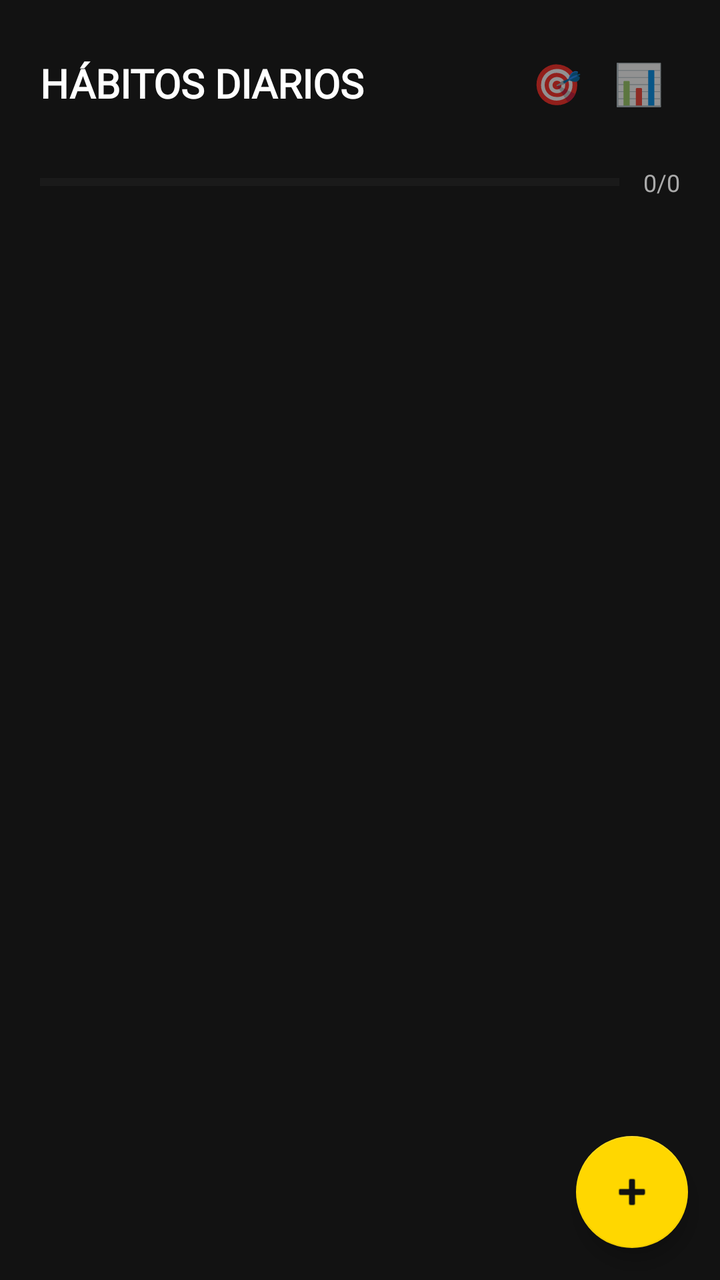
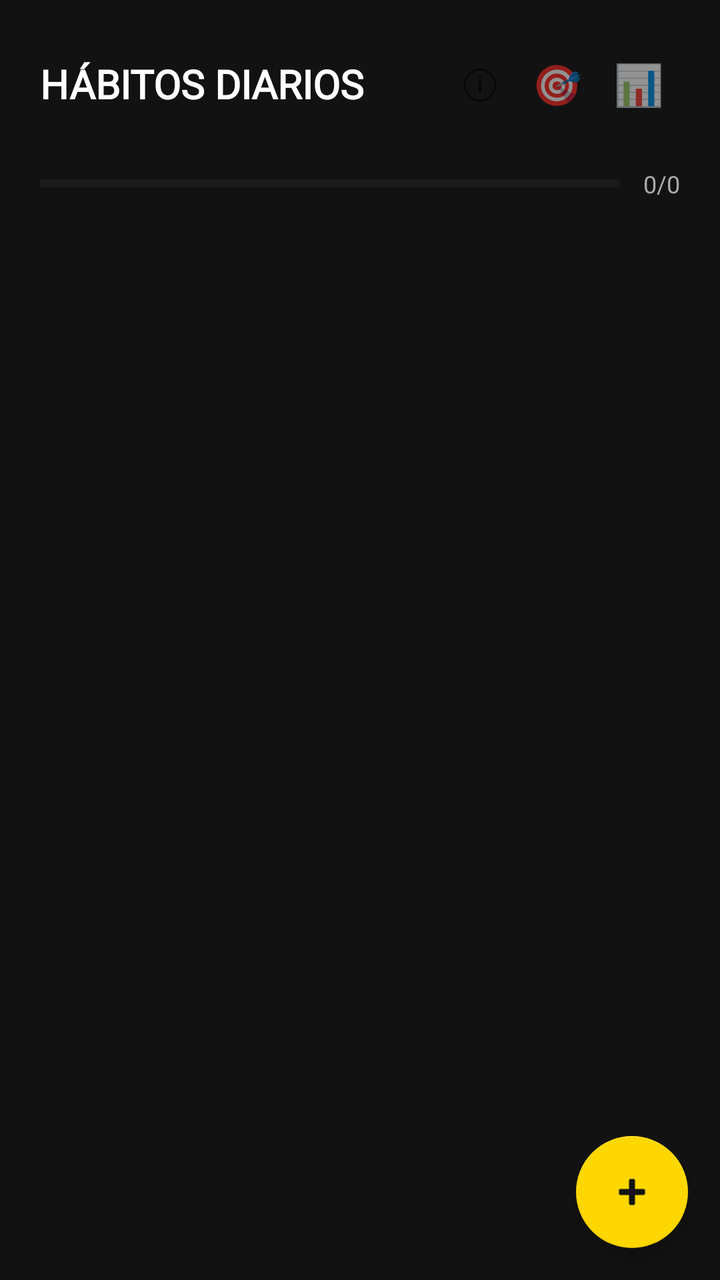

Screens rendered from an Android XML layout before and after an edit, with the pre-edit source and the edit as a unified diff.
<!-- AndroidManifest.xml: application theme AppTheme -->
<!-- res/layout/activity_habitos.xml -->
<?xml version="1.0" encoding="utf-8"?>
<LinearLayout
    xmlns:android="http://schemas.android.com/apk/res/android"
    android:layout_width="match_parent"
    android:layout_height="match_parent"
    android:orientation="vertical"
    android:background="#121212">

    <LinearLayout
        android:layout_width="match_parent"
        android:layout_height="wrap_content"
        android:orientation="horizontal"
        android:gravity="center_vertical"
        android:padding="20dp">

        <TextView
            android:id="@+id/tvTituloHabitos"
            android:layout_width="0dp"
            android:layout_height="wrap_content"
            android:layout_weight="1"
            android:text="@string/habitos_titulo"
            android:fontFamily="@font/opensauce"
            android:textColor="#FFFFFF"
            android:textSize="20sp"
            android:textStyle="bold"/>

        <TextView
            android:id="@+id/btnIdentidad"
            android:layout_width="wrap_content"
            android:layout_height="wrap_content"
            android:text="@string/icono_identidad"
            android:textSize="20sp"
            android:padding="8dp"
            android:background="?attr/selectableItemBackgroundBorderless"/>

        <TextView
            android:id="@+id/btnEstadisticas"
            android:layout_width="wrap_content"
            android:layout_height="wrap_content"
            android:text="@string/icono_estadisticas"
            android:textSize="20sp"
            android:padding="8dp"
            android:background="?attr/selectableItemBackgroundBorderless"/>

    </LinearLayout>

    <LinearLayout
        android:layout_width="match_parent"
        android:layout_height="wrap_content"
        android:orientation="horizontal"
        android:paddingHorizontal="20dp"
        android:paddingBottom="12dp"
        android:gravity="center_vertical">

        <ProgressBar
            android:id="@+id/progressDiario"
            style="?android:attr/progressBarStyleHorizontal"
            android:layout_width="0dp"
            android:layout_height="6dp"
            android:layout_weight="1"
            android:max="100"
            android:progress="0"
            android:progressTint="#4CAF50"
            android:progressBackgroundTint="#333333"/>

        <TextView
            android:id="@+id/tvProgresoTexto"
            android:layout_width="wrap_content"
            android:layout_height="wrap_content"
            android:layout_marginStart="12dp"
            android:fontFamily="@font/opensauce"
            android:textColor="#AAAAAA"
            android:textSize="12sp"
            android:text="0/0"/>

    </LinearLayout>

    <androidx.recyclerview.widget.RecyclerView
        android:id="@+id/recyclerHabitos"
        android:layout_width="match_parent"
        android:layout_height="0dp"
        android:layout_weight="1"
        android:clipToPadding="false"
        android:paddingBottom="80dp"/>

    <com.google.android.material.floatingactionbutton.FloatingActionButton
        android:id="@+id/fabAgregarHabito"
        android:layout_width="wrap_content"
        android:layout_height="wrap_content"
        android:layout_gravity="end"
        android:layout_margin="16dp"
        android:contentDescription="Agregar hábito"
        android:src="@android:drawable/ic_input_add"
        app:backgroundTint="#FFD700"
        app:tint="#121212"
        xmlns:app="http://schemas.android.com/apk/res-auto"/>

</LinearLayout>
<!-- resources referenced by this layout -->
<resources>
  <string name="habitos_titulo">HÁBITOS DIARIOS</string>
  <string name="icono_estadisticas">📊</string>
  <string name="icono_identidad">🎯</string>
  <style name="AppTheme" parent="Theme.MaterialComponents.Light.NoActionBar.Bridge">
          <item name="colorPrimary">#121212</item>
          <item name="colorPrimaryDark">#121212</item>
          <item name="colorAccent">#FFD700</item>
          <item name="android:statusBarColor">#121212</item>
          <item name="android:windowLightStatusBar">false</item>
          <item name="android:windowFullscreen">true</item>
          <item name="android:windowContentOverlay">@null</item>
      </style>
</resources>

<!-- the commit's change to res/layout/activity_habitos.xml (unified diff, before → after) -->
@@ -23,6 +23,15 @@
             android:textColor="#FFFFFF"
             android:textSize="20sp"
             android:textStyle="bold"/>
+
+        <TextView
+            android:id="@+id/btnInfoBurbuja"
+            android:layout_width="wrap_content"
+            android:layout_height="wrap_content"
+            android:text="ⓘ"
+            android:textSize="20sp"
+            android:padding="8dp"
+            android:background="?attr/selectableItemBackgroundBorderless"/>
 
         <TextView
             android:id="@+id/btnIdentidad"
